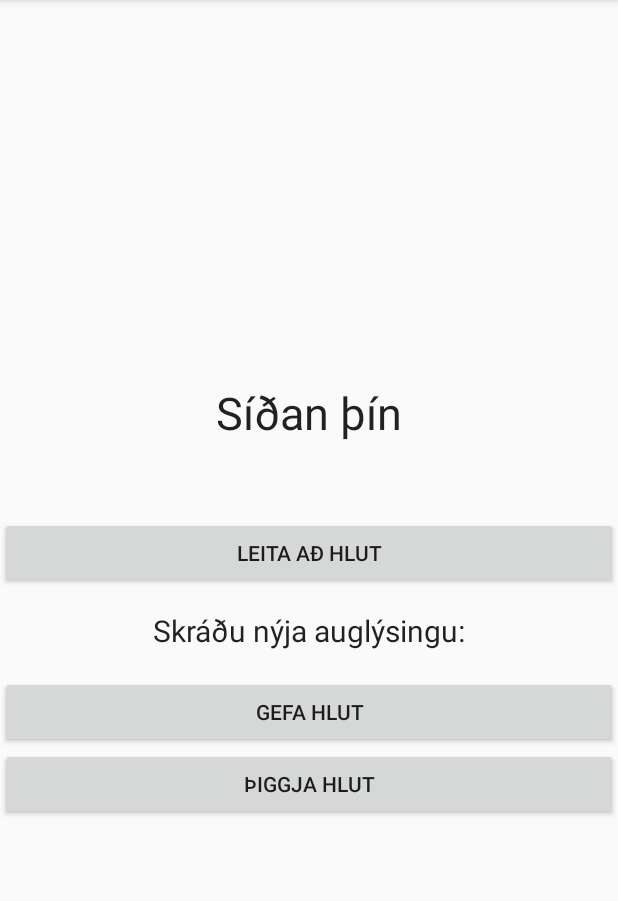
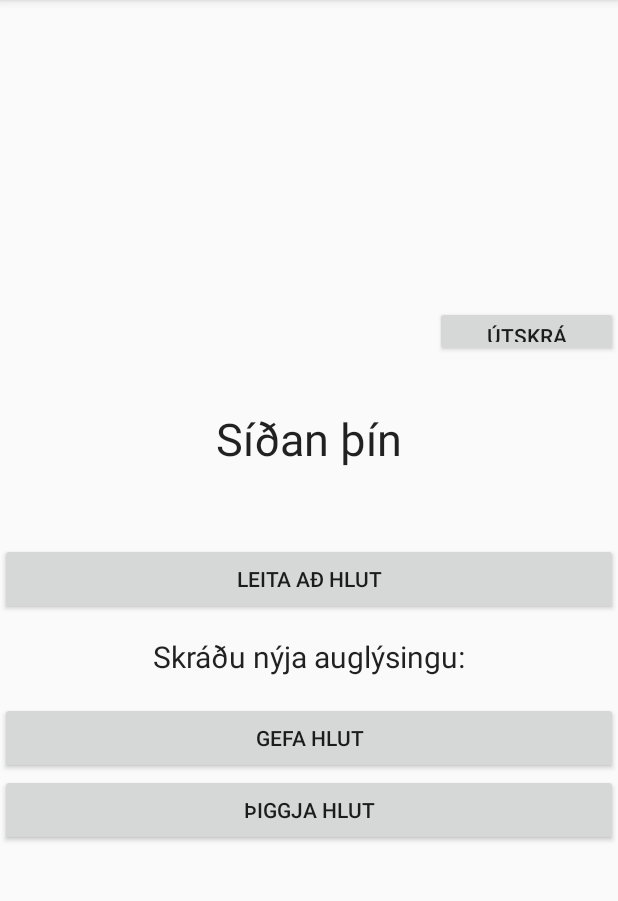
Before and after one commit to smh28/Gefins, an Android app: the UsersiteActivity screen opened directly, with no data from a screen before it, on a phone screen of 412 x 824 dp, the part 84-985 px from its top. Run offline under Robolectric (Android 15) with nearby library versions, the phone set to English and light mode, and no system bars.

Commit message:
logout hnappur búinn til

```diff
--- a/app/build.gradle
+++ b/app/build.gradle
@@ -1,4 +1,4 @@
-apply plugin: 'android'
+apply plugin: 'com.android.application'
 
 android {
     compileSdkVersion 26
--- a/app/src/main/java/is/hi/teymi9/gefins/UsersiteActivity.java
+++ b/app/src/main/java/is/hi/teymi9/gefins/UsersiteActivity.java
@@ -14,6 +14,7 @@ import android.widget.Toast;
 
 public class UsersiteActivity extends AppCompatActivity {
 
+    private Button mLogout;
     private Button mSearch;
     private Button mGive;
     private Button mReceive;
@@ -24,6 +25,7 @@ public class UsersiteActivity extends AppCompatActivity {
         super.onCreate(savedInstanceState);
         setContentView(R.layout.usersite);
 
+        mLogout = (Button) findViewById(R.id.logout_button);
         mSearch = (Button) findViewById(R.id.search_button);
         mGive = (Button) findViewById(R.id.give_button);
         mReceive = (Button) findViewById(R.id.receive_button);
@@ -38,6 +40,16 @@ public class UsersiteActivity extends AppCompatActivity {
 
             }
         });
+
+
+        mLogout.setOnClickListener(new View.OnClickListener(){
+            @Override
+            public void onClick(View v) {
+                Intent intent = new Intent(UsersiteActivity.this, MainActivity.class);
+                startActivity(intent);
+
+            }
+        });
     }
 
 
--- a/app/src/main/res/layout/usersite.xml
+++ b/app/src/main/res/layout/usersite.xml
@@ -6,6 +6,15 @@
     android:layout_height="match_parent"
     android:gravity="center"
     android:orientation="vertical">
+
+
+    <Button
+        android:id="@+id/logout_button"
+        android:layout_width="122dp"
+        android:layout_height="34dp"
+        android:layout_gravity="top|right"
+        android:drawablePadding="24dp"
+        android:text="@string/logout_button" />
 
 
     <TextView
--- a/app/src/main/res/values/strings.xml
+++ b/app/src/main/res/values/strings.xml
@@ -16,6 +16,7 @@
     <string name="receive_button">Þiggja hlut</string>
     <string name="clickSearch">Skoðaðu allar auglýsingar</string>
     <string name="usersite_text1">Skráðu nýja auglýsingu:</string>
+    <string name="logout_button">Útskrá</string>
 
 
 </resources>
```
